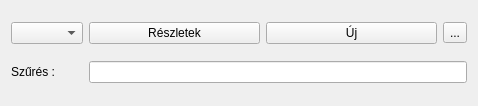
Qt form lv2g/fkeyed.ui (csikfer/lanview2) before a commit.
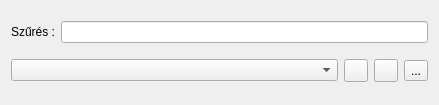
The same form after that commit. Icons and pictures are not drawn.

Patch:
```diff
--- a/lv2g/fkeyed.ui
+++ b/lv2g/fkeyed.ui
@@ -6,15 +6,31 @@
    <rect>
     <x>0</x>
     <y>0</y>
-    <width>478</width>
-    <height>106</height>
+    <width>439</width>
+    <height>105</height>
    </rect>
   </property>
   <property name="windowTitle">
    <string>Form</string>
   </property>
-  <layout class="QGridLayout" name="gridLayout">
-   <item row="0" column="0">
+  <layout class="QVBoxLayout" name="verticalLayout">
+   <item>
+    <layout class="QHBoxLayout" name="horizontalLayout1">
+     <item>
+      <widget class="QLabel" name="label">
+       <property name="text">
+        <string>Szűrés :</string>
+       </property>
+      </widget>
+     </item>
+     <item>
+      <widget class="QLineEdit" name="lineEditFilter"/>
+     </item>
+    </layout>
+   </item>
+   <item>
+    <layout class="QHBoxLayout" name="horizontalLayout2">
+     <item>
     <widget class="QComboBox" name="comboBox">
      <property name="editable">
       <bool>false</bool>
@@ -27,19 +43,25 @@
      </property>
     </widget>
    </item>
-   <item row="0" column="1">
-    <layout class="QHBoxLayout" name="horizontalLayout">
      <item>
-      <widget class="QPushButton" name="pushButtonEdit">
+      <widget class="QToolButton" name="toolButtonEdit">
        <property name="text">
-        <string>Részletek</string>
+        <string/>
+       </property>
+       <property name="icon">
+        <iconset resource="lv2g.qrc">
+         <normaloff>:/icons/edit.ico</normaloff>:/icons/edit.ico</iconset>
        </property>
       </widget>
      </item>
      <item>
-      <widget class="QPushButton" name="pushButtonNew">
+      <widget class="QToolButton" name="toolButtonAdd">
        <property name="text">
-        <string>Új</string>
+        <string/>
+       </property>
+       <property name="icon">
+        <iconset resource="lv2g.qrc">
+         <normaloff>:/icons/add.ico</normaloff>:/icons/add.ico</iconset>
        </property>
       </widget>
      </item>
@@ -56,16 +78,6 @@
      </item>
     </layout>
    </item>
-   <item row="1" column="0">
-    <widget class="QLabel" name="label">
-     <property name="text">
-      <string>Szűrés :</string>
-     </property>
-    </widget>
-   </item>
-   <item row="1" column="1">
-    <widget class="QLineEdit" name="lineEditFilter"/>
-   </item>
   </layout>
  </widget>
  <resources>
```
Lines whose indentation alone changed are shown as unchanged.
